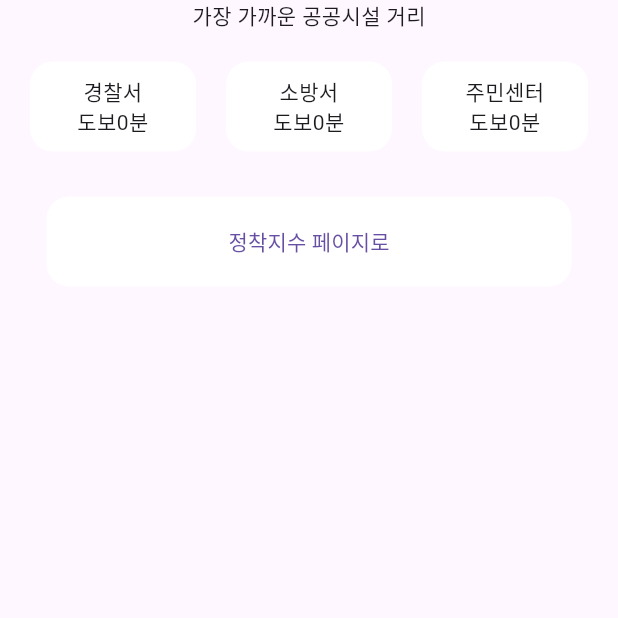
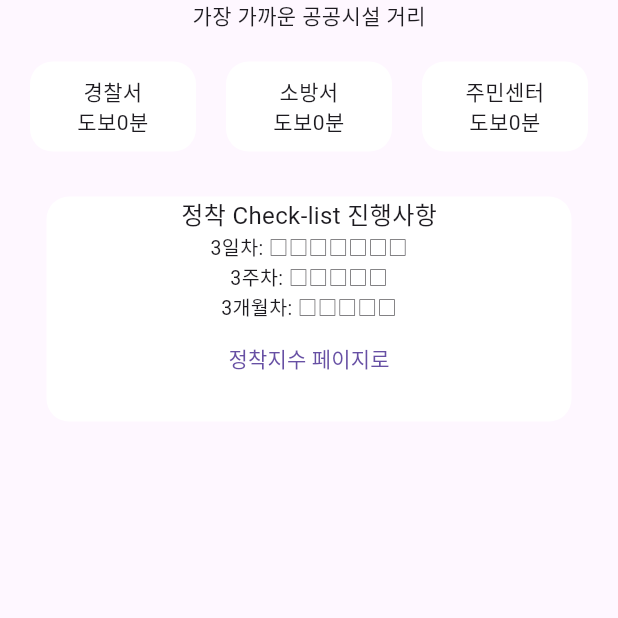
Before and after one commit to kant300/moveon_app, a Flutter app: the Home screen opened by its route, on a phone screen of 412 x 824 dp, the top half of it. Run offline on Flutter 3.47's test engine with Material 3 defaults, Android fonts, the phone set to English and light mode, and no system bars; our stand-ins replace dio, geocoding, geolocator, permission_handler, shared_preferences, webview_flutter; accounts and stored records are empty.

Commit message:
251118_정착 체크리스트와 홈 페이지의 상태 관리 로직 구현

```diff
--- a/lib/Home.dart
+++ b/lib/Home.dart
@@ -12,6 +12,11 @@ class HomeState extends State<Home> {
   int serviceCenter = 0;
   int policeStation = 0;
   int fireDepartment = 0;
+  List<List<bool>> checklistStatus = [
+    [false, false, false, false, false, false, false],
+    [false, false, false, false, false],
+    [false, false, false, false, false],
+  ];
 
   // geolocator 로 현재 위치 구하기
   void getCurrentLatLng() async {
@@ -182,13 +187,34 @@ class HomeState extends State<Home> {
               ),
               margin: EdgeInsets.all(10),
               width: 350,
-              height: 60,
+              height: 150,
               child: Center(
-                child: TextButton(
-                  onPressed: () {
-                    Navigator.pushNamed(context, "/checklist");
-                  },
-                  child: Text("정착지수 페이지로"),
+                child: Column(
+                  children: [
+                    Text("정착 Check-list 진행사항",
+                      style: TextStyle(fontSize: 16),),
+                    Text(
+                      ("3일차: ${checklistStatus[0].map((e) => e ? "■" : "□").join()}"),
+                      style: TextStyle(fontSize: 13),
+                    ),
+                    Text(
+                      ("3주차: ${checklistStatus[1].map((e) => e ? "■" : "□").join()}"),
+                      style: TextStyle(fontSize: 13),
+                    ),
+                    Text(
+                      ("3개월차: ${checklistStatus[2].map((e) => e ? "■" : "□").join()}"),
+                      style: TextStyle(fontSize: 13),
+                    ),
+                    TextButton(
+                      onPressed: () async {
+                        dynamic result = await Navigator.pushNamed(context, "/checklist", arguments: checklistStatus);
+                        setState(() {
+                          checklistStatus = result;
+                        });
+                      },
+                      child: Text("정착지수 페이지로"),
+                    ),
+                  ],
                 ),
               ),
             ),
```
Also changed, not shown: lib/Checklist.dart (+17 -2 lines).
